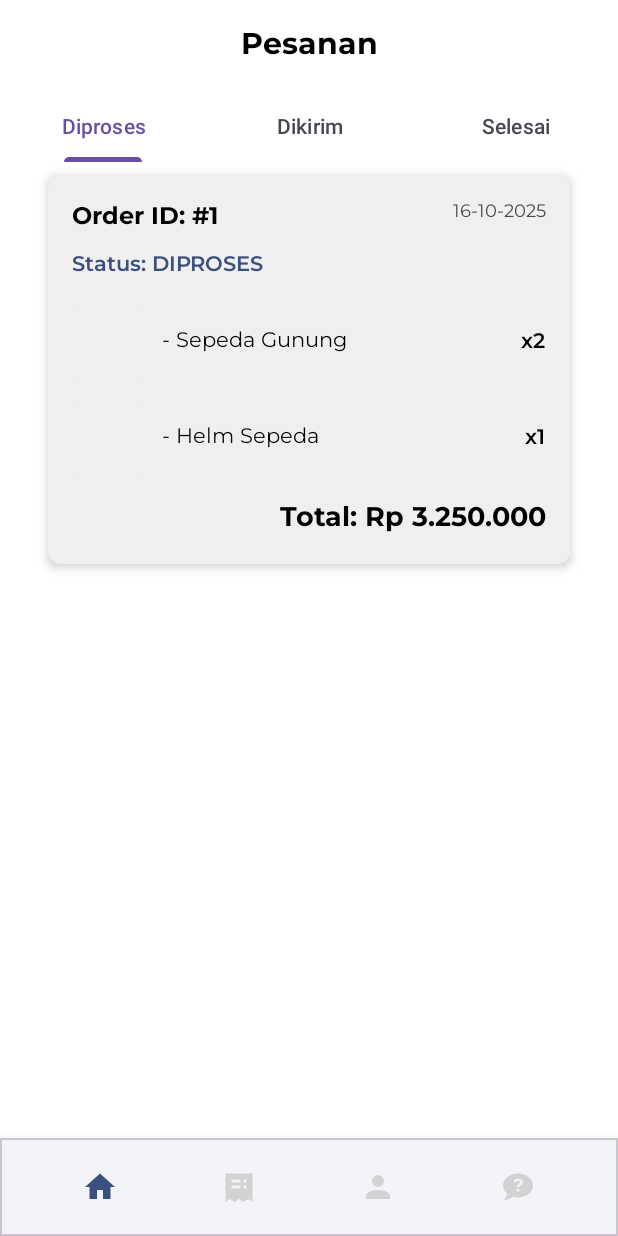
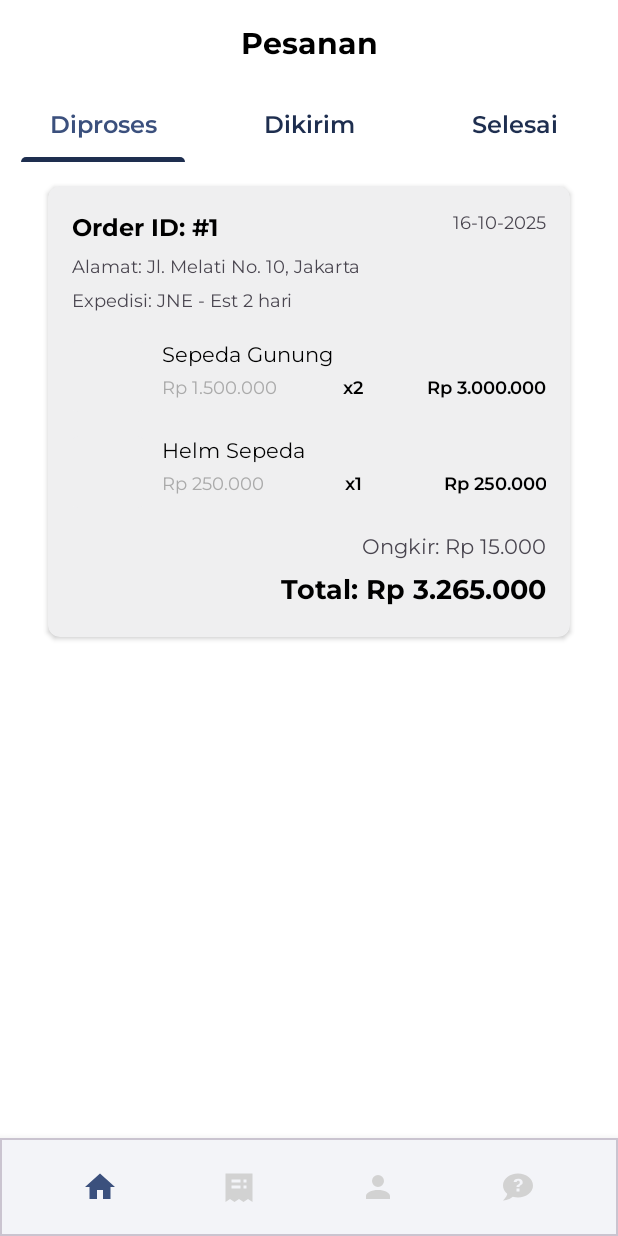
Before and after one commit to Ponyo013/Penjualan_Produk_UMKM, an Android app built with Jetpack Compose: the PesananFragment screen opened through its navigation route, on a phone screen of 412 x 824 dp. Run offline under Robolectric (Android 15) with nearby library versions, the phone set to English and light mode, and no system bars; our stand-ins replace data binding.

Commit message:
Update UI List Pesanan

```diff
--- a/app/src/main/java/com/example/penjualan_produk_umkm/client/ui/pesanan/PesananAdapter.kt
+++ b/app/src/main/java/com/example/penjualan_produk_umkm/client/ui/pesanan/PesananAdapter.kt
@@ -9,7 +9,9 @@ import androidx.recyclerview.widget.RecyclerView
 import com.example.penjualan_produk_umkm.databinding.ItemRowPesananBinding
 import com.example.penjualan_produk_umkm.model.Pesanan
 import org.threeten.bp.format.DateTimeFormatter
+import subItemPesananAdapter
 import java.text.NumberFormat
+import java.util.Currency
 import java.util.Locale
 
 class PesananAdapter : ListAdapter<Pesanan, PesananAdapter.PesananViewHolder>(DIFF_CALLBACK) {
@@ -20,28 +22,35 @@ class PesananAdapter : ListAdapter<Pesanan, PesananAdapter.PesananViewHolder>(DI
     }
 
     override fun onBindViewHolder(holder: PesananViewHolder, position: Int) {
-        val pesanan = getItem(position)
-        holder.bind(pesanan)
+        holder.bind(getItem(position))
     }
 
     class PesananViewHolder(private val binding: ItemRowPesananBinding) : RecyclerView.ViewHolder(binding.root) {
+
         fun bind(pesanan: Pesanan) {
             binding.tvOrderId.text = "Order ID: #${pesanan.id}"
-            binding.tvOrderStatus.text = "Status: ${pesanan.status}"
+            binding.tvOrderAddress.text = "Alamat: ${pesanan.user.alamat}"
+            binding.tvOrderExpedition.text = "Expedisi: ${pesanan.ekspedisi?.nama} - Est ${pesanan.ekspedisi?.estimasiHari} hari"
 
-            // Format total price to Rupiah currency format
-            val localeID = Locale("in", "ID")
-            val numberFormat = NumberFormat.getCurrencyInstance(localeID)
-            numberFormat.maximumFractionDigits = 0
-            val formattedPrice = numberFormat.format(pesanan.totalHarga)
+            val numberFormat = NumberFormat.getCurrencyInstance(Locale("id", "ID"))
+            numberFormat.maximumFractionDigits = 0  // Hapus ,00
+            numberFormat.currency = Currency.getInstance("IDR")
 
-            binding.tvOrderTotal.text = "Total: ${formattedPrice.replace("Rp", "Rp ")}"
+            // Ongkir
+            val ongkirFormatted = numberFormat.format(pesanan.ekspedisi?.biaya)
+            binding.tvOrderOngkir.text = "Ongkir: ${ongkirFormatted.replace("Rp", "Rp ")}"
 
+            // Total harga termasuk ongkir
+            val total = pesanan.totalHarga + (pesanan.ekspedisi?.biaya ?: 0.0)
+            val totalFormatted = numberFormat.format(total)
+            binding.tvOrderTotal.text = "Total: ${totalFormatted.replace("Rp", "Rp ")}"
+
+            // Tanggal
             val formatter = DateTimeFormatter.ofPattern("dd-MM-yyyy", Locale.getDefault())
             binding.tvOrderDate.text = pesanan.tanggal.format(formatter)
 
-            // Setup sub-item RecyclerView
-            val subItemAdapter = SubItemPesananAdapter(pesanan.items)
+            // Sub-item RecyclerView dengan subtotal
+            val subItemAdapter = subItemPesananAdapter(pesanan.items)
             binding.rvOrderedItems.apply {
                 layoutManager = LinearLayoutManager(itemView.context)
                 adapter = subItemAdapter
@@ -51,13 +60,8 @@ class PesananAdapter : ListAdapter<Pesanan, PesananAdapter.PesananViewHolder>(DI
 
     companion object {
         private val DIFF_CALLBACK = object : DiffUtil.ItemCallback<Pesanan>() {
-            override fun areItemsTheSame(oldItem: Pesanan, newItem: Pesanan): Boolean {
-                return oldItem.id == newItem.id
-            }
-
-            override fun areContentsTheSame(oldItem: Pesanan, newItem: Pesanan): Boolean {
-                return oldItem == newItem
-            }
+            override fun areItemsTheSame(oldItem: Pesanan, newItem: Pesanan) = oldItem.id == newItem.id
+            override fun areContentsTheSame(oldItem: Pesanan, newItem: Pesanan) = oldItem == newItem
         }
     }
 }
--- a/app/src/main/java/com/example/penjualan_produk_umkm/client/ui/pesanan/PesananFragment.kt
+++ b/app/src/main/java/com/example/penjualan_produk_umkm/client/ui/pesanan/PesananFragment.kt
@@ -4,8 +4,12 @@ import android.os.Bundle
 import android.view.LayoutInflater
 import android.view.View
 import android.view.ViewGroup
+import android.widget.TextView
+import androidx.core.content.ContextCompat
 import androidx.fragment.app.Fragment
+import com.example.penjualan_produk_umkm.R
 import com.example.penjualan_produk_umkm.databinding.FragmentPesananBinding
+import com.google.android.material.tabs.TabLayout
 import com.google.android.material.tabs.TabLayoutMediator
 
 class PesananFragment : Fragment() {
@@ -27,14 +31,36 @@ class PesananFragment : Fragment() {
         val pagerAdapter = PesananPagerAdapter(this)
         binding.viewPager.adapter = pagerAdapter
 
+        val tabTitles = listOf("Diproses", "Dikirim", "Selesai")
+
+        // Pasang TabLayoutMediator dengan custom view untuk font & ukuran
         TabLayoutMediator(binding.tabLayout, binding.viewPager) { tab, position ->
-            tab.text = when (position) {
-                0 -> "Diproses"
-                1 -> "Dikirim"
-                2 -> "Selesai"
-                else -> null
+            val tabView = LayoutInflater.from(requireContext())
+                .inflate(R.layout.tab_custom, null) as TextView
+            tabView.text = tabTitles[position]
+            tab.customView = tabView
+        }.attach()
+
+        // Listener untuk ubah warna teks tab aktif / tidak aktif
+        binding.tabLayout.addOnTabSelectedListener(object : TabLayout.OnTabSelectedListener {
+            override fun onTabSelected(tab: TabLayout.Tab) {
+                (tab.customView as? TextView)?.setTextColor(
+                    ContextCompat.getColor(requireContext(), R.color.Secondary_2)
+                )
             }
-        }.attach()
+
+            override fun onTabUnselected(tab: TabLayout.Tab) {
+                (tab.customView as? TextView)?.setTextColor(
+                    ContextCompat.getColor(requireContext(), R.color.grey)
+                )
+            }
+
+            override fun onTabReselected(tab: TabLayout.Tab) {}
+        })
+
+        // Set tab pertama aktif warna
+        (binding.tabLayout.getTabAt(binding.viewPager.currentItem)?.customView as? TextView)
+            ?.setTextColor(ContextCompat.getColor(requireContext(), R.color.Secondary_2))
     }
 
     override fun onDestroyView() {
--- a/app/src/main/java/com/example/penjualan_produk_umkm/client/ui/pesanan/subItemPesananAdapter.kt
+++ b/app/src/main/java/com/example/penjualan_produk_umkm/client/ui/pesanan/subItemPesananAdapter.kt
@@ -1,5 +1,3 @@
-package com.example.penjualan_produk_umkm.client.ui.pesanan
-
 import android.view.LayoutInflater
 import android.view.ViewGroup
 import androidx.core.content.ContextCompat
@@ -7,11 +5,18 @@ import androidx.recyclerview.widget.RecyclerView
 import com.example.penjualan_produk_umkm.R
 import com.example.penjualan_produk_umkm.databinding.SubItemProdukPesananBinding
 import com.example.penjualan_produk_umkm.model.ItemPesanan
+import java.text.NumberFormat
+import java.util.*
 
-class SubItemPesananAdapter(private val items: List<ItemPesanan>) : RecyclerView.Adapter<SubItemPesananAdapter.SubItemViewHolder>() {
+class subItemPesananAdapter(private val items: List<ItemPesanan>) :
+    RecyclerView.Adapter<subItemPesananAdapter.SubItemViewHolder>() {
 
     override fun onCreateViewHolder(parent: ViewGroup, viewType: Int): SubItemViewHolder {
-        val binding = SubItemProdukPesananBinding.inflate(LayoutInflater.from(parent.context), parent, false)
+        val binding = SubItemProdukPesananBinding.inflate(
+            LayoutInflater.from(parent.context),
+            parent,
+            false
+        )
         return SubItemViewHolder(binding)
     }
 
@@ -21,19 +26,42 @@ class SubItemPesananAdapter(private val items: List<ItemPesanan>) : RecyclerView
 
     override fun getItemCount(): Int = items.size
 
-    class SubItemViewHolder(private val binding: SubItemProdukPesananBinding) : RecyclerView.ViewHolder(binding.root) {
+    class SubItemViewHolder(private val binding: SubItemProdukPesananBinding) :
+        RecyclerView.ViewHolder(binding.root) {
+
         fun bind(item: ItemPesanan) {
-            binding.tvProductName.text = "- ${item.produk.nama}"
+            val numberFormat = NumberFormat.getCurrencyInstance(Locale("id", "ID"))
+            numberFormat.maximumFractionDigits = 0  // Hilangkan ,00
+
+            // Nama
+            binding.tvProductName.text = item.produk.nama
+
+            // Jumlah
             binding.tvProductQuantity.text = "x${item.jumlah}"
 
-            // Set placeholder if image URL is missing, otherwise load the image
-            if (item.produk.gambarUrl.isNullOrEmpty()) {
-                val placeholder = ContextCompat.getDrawable(itemView.context, R.drawable.shape_image_placeholder)
+            // Harga per item
+            val hargaFormatted = numberFormat.format(item.produk.harga)
+            binding.tvProductPrice.text = hargaFormatted.replace("Rp", "Rp ")
+
+            // Subtotal
+            val subtotal = item.produk.harga * item.jumlah
+            val subtotalFormatted = numberFormat.format(subtotal)
+            binding.tvProductSubtotal.text = subtotalFormatted.replace("Rp", "Rp ")
+
+
+            // Gambar dengan placeholder
+            if (item.produk.gambarUrl.isEmpty()) {
+                val placeholder = ContextCompat.getDrawable(
+                    itemView.context,
+                    R.drawable.shape_image_placeholder
+                )
                 binding.ivProductImage.setImageDrawable(placeholder)
             } else {
-                // Later, you can add your image loading logic here (e.g., using Coil)
-                // For now, it will also show the placeholder
-                val placeholder = ContextCompat.getDrawable(itemView.context, R.drawable.shape_image_placeholder)
+                // Untuk sementara tetap pakai placeholder
+                val placeholder = ContextCompat.getDrawable(
+                    itemView.context,
+                    R.drawable.shape_image_placeholder
+                )
                 binding.ivProductImage.setImageDrawable(placeholder)
             }
         }
--- a/app/src/main/res/layout/fragment_pesanan.xml
+++ b/app/src/main/res/layout/fragment_pesanan.xml
@@ -25,9 +25,14 @@
         android:layout_width="0dp"
         android:layout_height="wrap_content"
         android:background="@android:color/white"
+        app:tabTextColor="@color/Secondary_1"
+        app:tabSelectedTextColor="@color/Secondary_1"
+        app:tabIndicatorColor="@color/Secondary_1"
+        app:tabIndicatorHeight="3dp"
         app:layout_constraintTop_toBottomOf="@id/tv_pesanan_head"
         app:layout_constraintStart_toStartOf="parent"
         app:layout_constraintEnd_toEndOf="parent" />
+
 
     <androidx.viewpager2.widget.ViewPager2
         android:id="@+id/view_pager"
--- a/app/src/main/res/layout/item_row_pesanan.xml
+++ b/app/src/main/res/layout/item_row_pesanan.xml
@@ -6,17 +6,17 @@
     <androidx.cardview.widget.CardView
         android:layout_width="match_parent"
         android:layout_height="wrap_content"
-        android:layout_marginHorizontal="@dimen/default_margin_x"
-        android:layout_marginVertical="8dp"
+        android:layout_marginHorizontal="32dp"
+        android:layout_marginTop="16dp"
         app:cardBackgroundColor="@color/grey"
-        app:cardCornerRadius="8dp"
-        app:cardElevation="4dp">
+        app:cardCornerRadius="8dp">
 
         <androidx.constraintlayout.widget.ConstraintLayout
             android:layout_width="match_parent"
             android:layout_height="wrap_content"
             android:padding="16dp">
 
+            <!-- Order ID -->
             <TextView
                 android:id="@+id/tv_order_id"
                 android:layout_width="wrap_content"
@@ -28,6 +28,7 @@
                 app:layout_constraintTop_toTopOf="parent"
                 tools:text="Order ID: #12345" />
 
+            <!-- Order Date -->
             <TextView
                 android:id="@+id/tv_order_date"
                 android:layout_width="wrap_content"
@@ -38,41 +39,67 @@
                 app:layout_constraintTop_toTopOf="parent"
                 tools:text="20-10-2024" />
 
+            <!-- Address -->
             <TextView
-                android:id="@+id/tv_order_status"
+                android:id="@+id/tv_order_address"
+                android:layout_width="0dp"
+                android:layout_height="wrap_content"
+                android:layout_marginTop="4dp"
+                android:fontFamily="@font/montserrat"
+                android:textSize="12sp"
+                app:layout_constraintStart_toStartOf="parent"
+                app:layout_constraintEnd_toEndOf="parent"
+                app:layout_constraintTop_toBottomOf="@+id/tv_order_id"
+                tools:text="Alamat: Jl. Contoh No. 123, Jakarta" />
+
+            <!-- Ekspedisi -->
+            <TextView
+                android:id="@+id/tv_order_expedition"
                 android:layout_width="wrap_content"
                 android:layout_height="wrap_content"
-                android:layout_marginTop="8dp"
-                android:fontFamily="@font/montserrat_semibold"
-                android:textColor="@color/Secondary_2"
+                android:layout_marginTop="4dp"
+                android:fontFamily="@font/montserrat"
+                android:textSize="12sp"
                 app:layout_constraintStart_toStartOf="parent"
-                app:layout_constraintTop_toBottomOf="@+id/tv_order_id"
-                tools:text="Status: DIPROSES" />
+                app:layout_constraintTop_toBottomOf="@+id/tv_order_address"
+                tools:text="Ekspedisi: JNE - Est 2 hari" />
 
+            <!-- Ordered Items RecyclerView -->
             <androidx.recyclerview.widget.RecyclerView
                 android:id="@+id/rv_ordered_items"
                 android:layout_width="0dp"
                 android:layout_height="wrap_content"
                 android:layout_marginTop="8dp"
-                app:layout_constraintTop_toBottomOf="@+id/tv_order_status"
+                app:layout_constraintTop_toBottomOf="@+id/tv_order_expedition"
                 app:layout_constraintStart_toStartOf="parent"
                 app:layout_constraintEnd_toEndOf="parent"
                 tools:listitem="@layout/sub_item_produk_pesanan" />
 
+            <!-- Ongkir -->
+            <TextView
+                android:id="@+id/tv_order_ongkir"
+                android:layout_width="wrap_content"
+                android:layout_height="wrap_content"
+                android:layout_marginTop="8dp"
+                android:fontFamily="@font/montserrat"
+                android:textSize="14sp"
+                app:layout_constraintEnd_toEndOf="parent"
+                app:layout_constraintTop_toBottomOf="@+id/rv_ordered_items"
+                tools:text="Ongkir: Rp 25.000" />
+
+            <!-- Total Price -->
             <TextView
                 android:id="@+id/tv_order_total"
                 android:layout_width="wrap_content"
                 android:layout_height="wrap_content"
-                android:layout_marginTop="8dp"
+                android:layout_marginTop="4dp"
                 android:fontFamily="@font/montserrat_bold"
                 android:textColor="@android:color/black"
                 android:textSize="18sp"
                 app:layout_constraintEnd_toEndOf="parent"
-                app:layout_constraintTop_toBottomOf="@+id/rv_ordered_items"
+                app:layout_constraintTop_toBottomOf="@+id/tv_order_ongkir"
                 tools:text="Total: Rp 1.750.000" />
 
         </androidx.constraintlayout.widget.ConstraintLayout>
-
     </androidx.cardview.widget.CardView>
-
 </layout>
--- a/app/src/main/res/layout/sub_item_produk_pesanan.xml
+++ b/app/src/main/res/layout/sub_item_produk_pesanan.xml
@@ -1,48 +1,81 @@
 <?xml version="1.0" encoding="utf-8"?>
-<layout xmlns:android="http://schemas.android.com/apk/res/android"
-    xmlns:app="http://schemas.android.com/apk/res-auto"
-    xmlns:tools="http://schemas.android.com/tools">
-
-    <androidx.constraintlayout.widget.ConstraintLayout
+<LinearLayout xmlns:android="http://schemas.android.com/apk/res/android"
+    xmlns:tools="http://schemas.android.com/tools"
+    android:orientation="horizontal"
     android:layout_width="match_parent"
     android:layout_height="wrap_content"
-        android:paddingVertical="8dp">
+    android:layout_marginVertical="8.dp">
 
+    <!-- Product Image -->
     <ImageView
         android:id="@+id/iv_product_image"
         android:layout_width="48dp"
         android:layout_height="48dp"
         android:scaleType="centerCrop"
-            app:layout_constraintStart_toStartOf="parent"
-            app:layout_constraintTop_toTopOf="parent"
-            app:layout_constraintBottom_toBottomOf="parent"
+        android:layout_marginEnd="12dp"
         tools:src="@tools:sample/backgrounds/scenic" />
 
+    <!-- Right side: Nama + harga/jumlah/subtotal -->
+    <LinearLayout
+        android:orientation="vertical"
+        android:layout_width="0dp"
+        android:layout_weight="1"
+        android:layout_height="wrap_content">
+
+        <!-- Nama Produk -->
         <TextView
             android:id="@+id/tv_product_name"
-            android:layout_width="0dp"
+            android:layout_width="match_parent"
             android:layout_height="wrap_content"
-            android:layout_marginStart="12dp"
-            android:layout_marginEnd="8dp"
             android:fontFamily="@font/montserrat"
             android:textColor="@android:color/black"
-            app:layout_constraintStart_toEndOf="@+id/iv_product_image"
-            app:layout_constraintEnd_toStartOf="@+id/tv_product_quantity"
-            app:layout_constraintTop_toTopOf="parent"
-            app:layout_constraintBottom_toBottomOf="parent"
-            tools:text="- Sepeda Gunung" />
+            android:textSize="14sp"
+            tools:text="Sepeda Gunung" />
 
+        <!-- Baris harga / jumlah / subtotal -->
+        <LinearLayout
+            android:layout_width="match_parent"
+            android:layout_height="wrap_content"
+            android:orientation="horizontal"
+            android:layout_marginTop="2dp">
+
+            <!-- Harga per item -->
+            <TextView
+                android:id="@+id/tv_product_price"
+                android:layout_width="0dp"
+                android:layout_weight="2"
+                android:layout_height="wrap_content"
+                android:fontFamily="@font/montserrat"
+                android:textColor="@android:color/darker_gray"
+                android:textSize="12sp"
+                tools:text="Rp 500.000" />
+
+            <!-- Jumlah -->
             <TextView
                 android:id="@+id/tv_product_quantity"
-            android:layout_width="wrap_content"
+                android:layout_width="0dp"
+                android:layout_weight="1"
                 android:layout_height="wrap_content"
+                android:gravity="center"
                 android:fontFamily="@font/montserrat_semibold"
                 android:textColor="@android:color/black"
-            app:layout_constraintEnd_toEndOf="parent"
-            app:layout_constraintTop_toTopOf="parent"
-            app:layout_constraintBottom_toBottomOf="parent"
-            tools:text="x1" />
+                android:textSize="12sp"
+                tools:text="x2" />
 
-    </androidx.constraintlayout.widget.ConstraintLayout>
+            <!-- Subtotal -->
+            <TextView
+                android:id="@+id/tv_product_subtotal"
+                android:layout_width="0dp"
+                android:layout_weight="2"
+                android:layout_height="wrap_content"
+                android:gravity="end"
+                android:fontFamily="@font/montserrat_semibold"
+                android:textColor="@android:color/black"
+                android:textSize="12sp"
+                tools:text="Rp 1.000.000" />
 
-</layout>
+        </LinearLayout>
+
+    </LinearLayout>
+
+</LinearLayout>
--- /dev/null
+++ b/app/src/main/res/layout/tab_custom.xml
@@ -0,0 +1,9 @@
+<?xml version="1.0" encoding="utf-8"?>
+<TextView xmlns:android="http://schemas.android.com/apk/res/android"
+    android:id="@+id/tab_title"
+    android:layout_width="wrap_content"
+    android:layout_height="wrap_content"
+    android:fontFamily="@font/montserrat_semibold"
+    android:textSize="16sp"
+    android:textColor="@color/Secondary_1"
+    android:gravity="center" />
```
Lines whose indentation alone changed are shown as unchanged.
